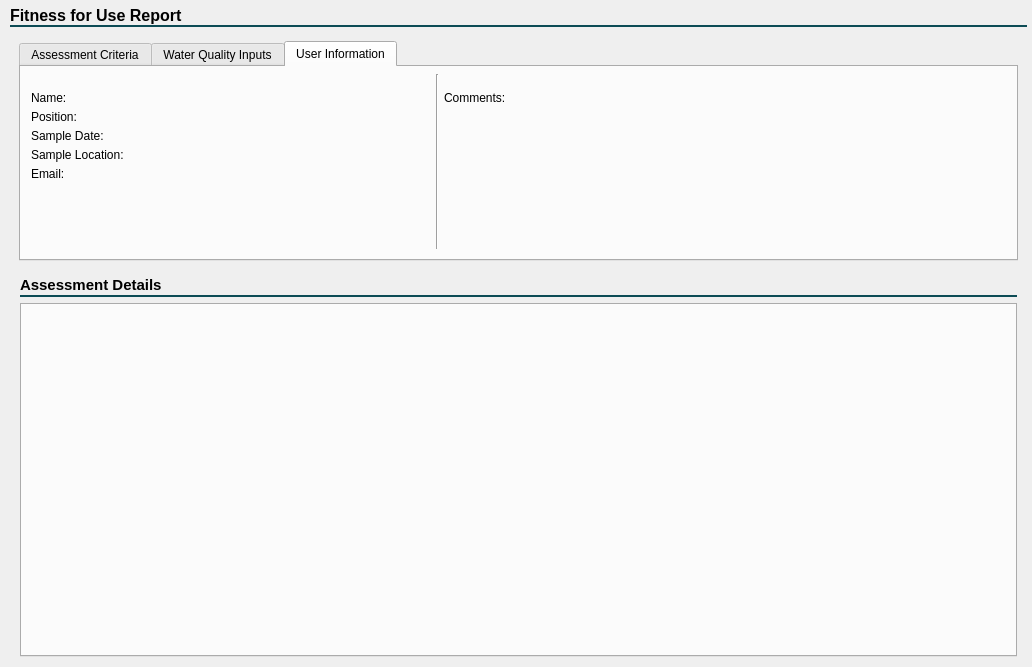
Above: src/main/resources/base/New_UI/Report.ui from ChiromboKenT/Industrial-Water-Quality-Guidelines-DSS before the change. Below: the same form after it.
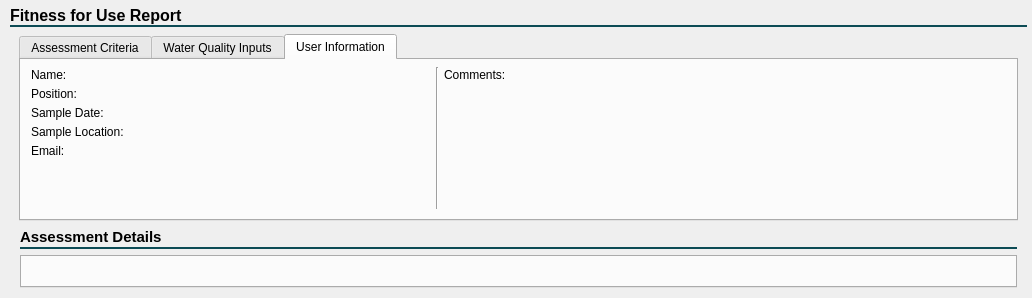
That is the form after the change. The open tabs and pages were chosen to show the change.

Patch:
```diff
--- a/src/main/resources/base/New_UI/Report.ui
+++ b/src/main/resources/base/New_UI/Report.ui
@@ -7,7 +7,7 @@
     <x>0</x>
     <y>0</y>
     <width>1032</width>
-    <height>667</height>
+    <height>298</height>
    </rect>
   </property>
   <property name="windowTitle">
@@ -34,7 +34,7 @@
      <property name="frameShadow">
       <enum>QFrame::Raised</enum>
      </property>
-     <layout class="QVBoxLayout" name="verticalLayout_2">
+     <layout class="QVBoxLayout" name="verticalLayout_2" stretch="0,0,1">
       <property name="leftMargin">
        <number>5</number>
       </property>
@@ -162,6 +162,12 @@
              <height>220</height>
             </size>
            </property>
+           <property name="font">
+            <font>
+             <family>Yu Gothic UI</family>
+             <pointsize>9</pointsize>
+            </font>
+           </property>
            <property name="tabPosition">
             <enum>QTabWidget::North</enum>
            </property>
@@ -556,6 +562,12 @@
                   <property name="enabled">
                    <bool>true</bool>
                   </property>
+                  <property name="font">
+                   <font>
+                    <family>Yu Gothic UI</family>
+                    <pointsize>9</pointsize>
+                   </font>
+                  </property>
                   <property name="text">
                    <string>Name:</string>
                   </property>
@@ -566,6 +578,12 @@
                   <property name="enabled">
                    <bool>true</bool>
                   </property>
+                  <property name="font">
+                   <font>
+                    <family>Yu Gothic UI</family>
+                    <pointsize>9</pointsize>
+                   </font>
+                  </property>
                   <property name="text">
                    <string/>
                   </property>
@@ -579,6 +597,12 @@
                   <property name="enabled">
                    <bool>true</bool>
                   </property>
+                  <property name="font">
+                   <font>
+                    <family>Yu Gothic UI</family>
+                    <pointsize>9</pointsize>
+                   </font>
+                  </property>
                   <property name="text">
                    <string>Position:</string>
                   </property>
@@ -589,6 +613,12 @@
                   <property name="enabled">
                    <bool>true</bool>
                   </property>
+                  <property name="font">
+                   <font>
+                    <family>Yu Gothic UI</family>
+                    <pointsize>9</pointsize>
+                   </font>
+                  </property>
                   <property name="text">
                    <string/>
                   </property>
@@ -602,6 +632,12 @@
                   <property name="enabled">
                    <bool>true</bool>
                   </property>
+                  <property name="font">
+                   <font>
+                    <family>Yu Gothic UI</family>
+                    <pointsize>9</pointsize>
+                   </font>
+                  </property>
                   <property name="text">
                    <string>Sample Date:</string>
                   </property>
@@ -612,6 +648,12 @@
                   <property name="enabled">
                    <bool>true</bool>
                   </property>
+                  <property name="font">
+                   <font>
+                    <family>Yu Gothic UI</family>
+                    <pointsize>9</pointsize>
+                   </font>
+                  </property>
                   <property name="text">
                    <string/>
                   </property>
@@ -625,6 +667,12 @@
                   <property name="enabled">
                    <bool>true</bool>
                   </property>
+                  <property name="font">
+                   <font>
+                    <family>Yu Gothic UI</family>
+                    <pointsize>9</pointsize>
+                   </font>
+                  </property>
                   <property name="text">
                    <string>Sample Location:</string>
                   </property>
@@ -635,6 +683,12 @@
                   <property name="enabled">
                    <bool>true</bool>
                   </property>
+                  <property name="font">
+                   <font>
+                    <family>Yu Gothic UI</family>
+                    <pointsize>9</pointsize>
+                   </font>
+                  </property>
                   <property name="text">
                    <string/>
                   </property>
@@ -645,6 +699,12 @@
                 </item>
                 <item row="4" column="0">
                  <widget class="QLabel" name="label_4">
+                  <property name="font">
+                   <font>
+                    <family>Yu Gothic UI</family>
+                    <pointsize>9</pointsize>
+                   </font>
+                  </property>
                   <property name="text">
                    <string>Email:</string>
                   </property>
@@ -655,6 +715,12 @@
                   <property name="enabled">
                    <bool>true</bool>
                   </property>
+                  <property name="font">
+                   <font>
+                    <family>Yu Gothic UI</family>
+                    <pointsize>9</pointsize>
+                   </font>
+                  </property>
                   <property name="text">
                    <string/>
                   </property>
@@ -687,6 +753,12 @@
                  <height>140</height>
                 </size>
                </property>
+               <property name="font">
+                <font>
+                 <family>Yu Gothic UI</family>
+                 <pointsize>9</pointsize>
+                </font>
+               </property>
                <property name="frameShape">
                 <enum>QFrame::NoFrame</enum>
                </property>
@@ -711,6 +783,12 @@
                   <property name="enabled">
                    <bool>true</bool>
                   </property>
+                  <property name="font">
+                   <font>
+                    <family>Yu Gothic UI</family>
+                    <pointsize>9</pointsize>
+                   </font>
+                  </property>
                   <property name="text">
                    <string>Comments: </string>
                   </property>
@@ -867,6 +945,12 @@
          </item>
          <item>
           <widget class="QTabWidget" name="resultTab">
+           <property name="minimumSize">
+            <size>
+             <width>900</width>
+             <height>0</height>
+            </size>
+           </property>
            <property name="font">
             <font>
              <family>Yu Gothic UI</family>
```
Left out of the diff: 24 changed lines with no effect on the pictures.
